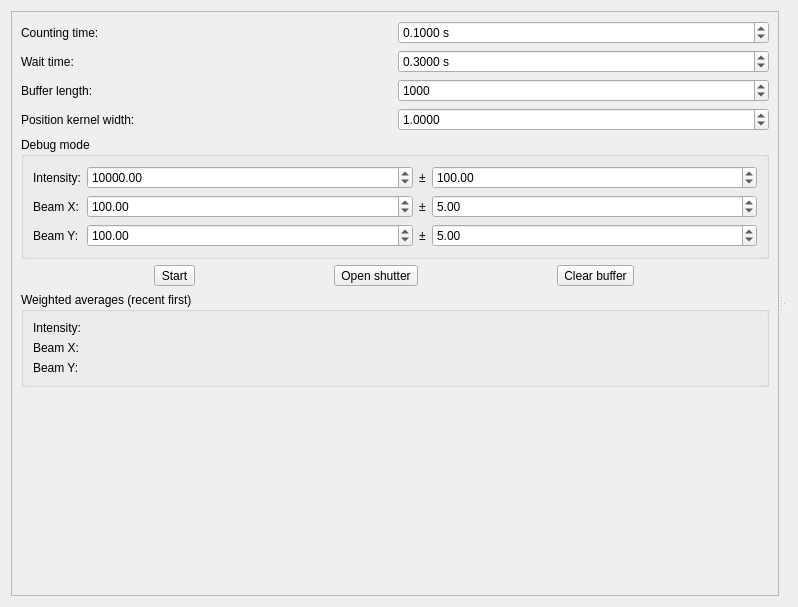
Qt form cct/qtgui2/measurement/monitor/monitor.ui (awacha/cct) before a commit.
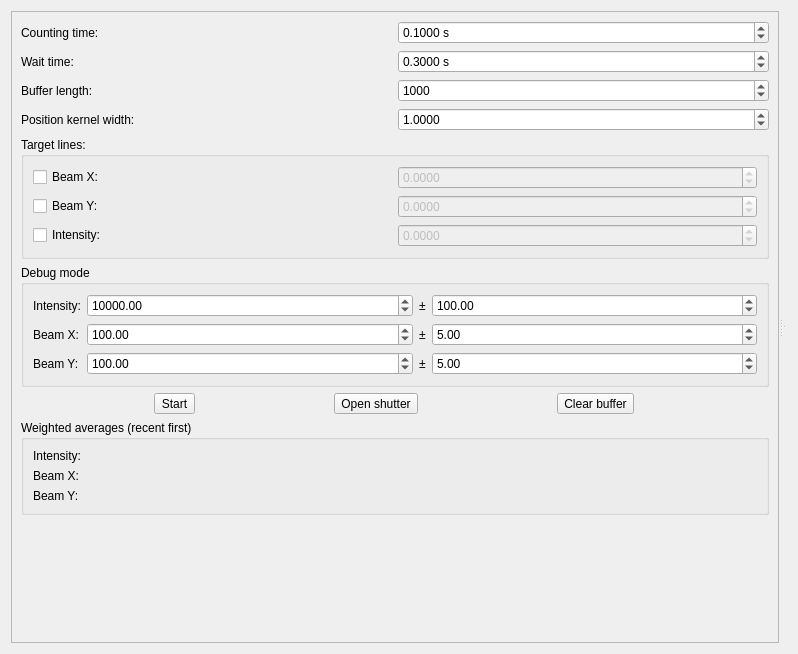
The same form after that commit. Icons and pictures are not drawn.

Commit message: Beam monitor improvements

Diff of the .ui file:
```diff
--- a/cct/qtgui2/measurement/monitor/monitor.ui
+++ b/cct/qtgui2/measurement/monitor/monitor.ui
@@ -7,7 +7,7 @@
     <x>0</x>
     <y>0</y>
     <width>798</width>
-    <height>607</height>
+    <height>654</height>
    </rect>
   </property>
   <property name="windowTitle">
@@ -31,69 +31,17 @@
        <enum>QFrame::Raised</enum>
       </property>
       <layout class="QGridLayout" name="gridLayout">
-       <item row="1" column="1">
-        <widget class="QDoubleSpinBox" name="waitTimeDoubleSpinBox">
-         <property name="suffix">
-          <string> s</string>
-         </property>
-         <property name="decimals">
-          <number>4</number>
-         </property>
-         <property name="maximum">
-          <double>99999.999899999995250</double>
-         </property>
-         <property name="singleStep">
-          <double>0.100000000000000</double>
-         </property>
-         <property name="value">
-          <double>0.300000000000000</double>
-         </property>
-        </widget>
-       </item>
-       <item row="3" column="0">
-        <widget class="QLabel" name="label_4">
-         <property name="text">
-          <string>Position kernel width:</string>
-         </property>
-        </widget>
-       </item>
-       <item row="1" column="0">
-        <widget class="QLabel" name="label_3">
-         <property name="text">
-          <string>Wait time:</string>
-         </property>
-        </widget>
-       </item>
-       <item row="0" column="1">
-        <widget class="QDoubleSpinBox" name="expTimeDoubleSpinBox">
-         <property name="suffix">
-          <string> s</string>
-         </property>
-         <property name="decimals">
-          <number>4</number>
-         </property>
-         <property name="minimum">
-          <double>0.000100000000000</double>
-         </property>
-         <property name="maximum">
-          <double>99999.999899999995250</double>
-         </property>
-         <property name="singleStep">
-          <double>0.100000000000000</double>
-         </property>
-         <property name="value">
-          <double>0.100000000000000</double>
-         </property>
-        </widget>
-       </item>
        <item row="2" column="0">
         <widget class="QLabel" name="label_2">
          <property name="text">
           <string>Buffer length:</string>
          </property>
+         <property name="buddy">
+          <cstring>bufferLengthSpinBox</cstring>
+         </property>
         </widget>
        </item>
-       <item row="7" column="0" colspan="2">
+       <item row="8" column="0" colspan="2">
         <spacer name="verticalSpacer">
          <property name="orientation">
           <enum>Qt::Vertical</enum>
@@ -106,7 +54,17 @@
          </property>
         </spacer>
        </item>
-       <item row="4" column="0" colspan="2">
+       <item row="1" column="0">
+        <widget class="QLabel" name="label_3">
+         <property name="text">
+          <string>Wait time:</string>
+         </property>
+         <property name="buddy">
+          <cstring>waitTimeDoubleSpinBox</cstring>
+         </property>
+        </widget>
+       </item>
+       <item row="5" column="0" colspan="2">
         <widget class="QGroupBox" name="debugModeGroupBox">
          <property name="title">
           <string>Debug mode</string>
@@ -178,6 +136,9 @@
             <property name="text">
              <string>Beam X:</string>
             </property>
+            <property name="buddy">
+             <cstring>debugBeamXMeanDoubleSpinBox</cstring>
+            </property>
            </widget>
           </item>
           <item row="1" column="0">
@@ -191,6 +152,9 @@
             <property name="text">
              <string>Intensity:</string>
             </property>
+            <property name="buddy">
+             <cstring>debugIntensityMeanDoubleSpinBox</cstring>
+            </property>
            </widget>
           </item>
           <item row="1" column="1">
@@ -246,6 +210,9 @@
             <property name="text">
              <string>Beam Y:</string>
             </property>
+            <property name="buddy">
+             <cstring>debugBeamYMeanDoubleSpinBox</cstring>
+            </property>
            </widget>
           </item>
           <item row="2" column="2">
@@ -265,7 +232,143 @@
          </layout>
         </widget>
        </item>
-       <item row="5" column="0" colspan="2">
+       <item row="1" column="1">
+        <widget class="QDoubleSpinBox" name="waitTimeDoubleSpinBox">
+         <property name="suffix">
+          <string> s</string>
+         </property>
+         <property name="decimals">
+          <number>4</number>
+         </property>
+         <property name="maximum">
+          <double>99999.999899999995250</double>
+         </property>
+         <property name="singleStep">
+          <double>0.100000000000000</double>
+         </property>
+         <property name="value">
+          <double>0.300000000000000</double>
+         </property>
+        </widget>
+       </item>
+       <item row="7" column="0" colspan="2">
+        <widget class="QGroupBox" name="groupBox_2">
+         <property name="title">
+          <string>Weighted averages (recent first)</string>
+         </property>
+         <layout class="QGridLayout" name="gridLayout_3">
+          <item row="1" column="0">
+           <widget class="QLabel" name="label_12">
+            <property name="sizePolicy">
+             <sizepolicy hsizetype="Maximum" vsizetype="Preferred">
+              <horstretch>0</horstretch>
+              <verstretch>0</verstretch>
+             </sizepolicy>
+            </property>
+            <property name="text">
+             <string>Beam X:</string>
+            </property>
+           </widget>
+          </item>
+          <item row="0" column="0">
+           <widget class="QLabel" name="label_11">
+            <property name="sizePolicy">
+             <sizepolicy hsizetype="Maximum" vsizetype="Preferred">
+              <horstretch>0</horstretch>
+              <verstretch>0</verstretch>
+             </sizepolicy>
+            </property>
+            <property name="text">
+             <string>Intensity:</string>
+            </property>
+           </widget>
+          </item>
+          <item row="2" column="0">
+           <widget class="QLabel" name="label_13">
+            <property name="sizePolicy">
+             <sizepolicy hsizetype="Maximum" vsizetype="Preferred">
+              <horstretch>0</horstretch>
+              <verstretch>0</verstretch>
+             </sizepolicy>
+            </property>
+            <property name="text">
+             <string>Beam Y:</string>
+            </property>
+           </widget>
+          </item>
+          <item row="0" column="1">
+           <widget class="QLabel" name="intensityAverageLabel">
+            <property name="text">
+             <string/>
+            </property>
+           </widget>
+          </item>
+          <item row="1" column="1">
+           <widget class="QLabel" name="beamXAverageLabel">
+            <property name="text">
+             <string/>
+            </property>
+           </widget>
+          </item>
+          <item row="2" column="1">
+           <widget class="QLabel" name="beamYAverageLabel">
+            <property name="text">
+             <string/>
+            </property>
+           </widget>
+          </item>
+         </layout>
+        </widget>
+       </item>
+       <item row="0" column="1">
+        <widget class="QDoubleSpinBox" name="expTimeDoubleSpinBox">
+         <property name="suffix">
+          <string> s</string>
+         </property>
+         <property name="decimals">
+          <number>4</number>
+         </property>
+         <property name="minimum">
+          <double>0.000100000000000</double>
+         </property>
+         <property name="maximum">
+          <double>99999.999899999995250</double>
+         </property>
+         <property name="singleStep">
+          <double>0.100000000000000</double>
+         </property>
+         <property name="value">
+          <double>0.100000000000000</double>
+         </property>
+        </widget>
+       </item>
+       <item row="2" column="1">
+        <widget class="QSpinBox" name="bufferLengthSpinBox">
+         <property name="keyboardTracking">
+          <bool>false</bool>
+         </property>
+         <property name="minimum">
+          <number>1</number>
+         </property>
+         <property name="maximum">
+          <number>99999999</number>
+         </property>
+         <property name="value">
+          <number>1000</number>
+         </property>
+        </widget>
+       </item>
+       <item row="3" column="0">
+        <widget class="QLabel" name="label_4">
+         <property name="text">
+          <string>Position kernel width:</string>
+         </property>
+         <property name="buddy">
+          <cstring>positionKDEWidthDoubleSpinBox</cstring>
+         </property>
+        </widget>
+       </item>
+       <item row="6" column="0" colspan="2">
         <layout class="QHBoxLayout" name="horizontalLayout_2">
          <item>
           <widget class="QToolButton" name="startStopToolButton">
@@ -332,29 +435,6 @@
          </item>
         </layout>
        </item>
-       <item row="0" column="0">
-        <widget class="QLabel" name="label">
-         <property name="text">
-          <string>Counting time:</string>
-         </property>
-        </widget>
-       </item>
-       <item row="2" column="1">
-        <widget class="QSpinBox" name="bufferLengthSpinBox">
-         <property name="keyboardTracking">
-          <bool>false</bool>
-         </property>
-         <property name="minimum">
-          <number>1</number>
-         </property>
-         <property name="maximum">
-          <number>99999999</number>
-         </property>
-         <property name="value">
-          <number>1000</number>
-         </property>
-        </widget>
-       </item>
        <item row="3" column="1">
         <widget class="QDoubleSpinBox" name="positionKDEWidthDoubleSpinBox">
          <property name="keyboardTracking">
@@ -374,69 +454,88 @@
          </property>
         </widget>
        </item>
-       <item row="6" column="0" colspan="2">
-        <widget class="QGroupBox" name="groupBox_2">
+       <item row="0" column="0">
+        <widget class="QLabel" name="label">
+         <property name="text">
+          <string>Counting time:</string>
+         </property>
+         <property name="buddy">
+          <cstring>expTimeDoubleSpinBox</cstring>
+         </property>
+        </widget>
+       </item>
+       <item row="4" column="0" colspan="2">
+        <widget class="QGroupBox" name="targetGroupBox">
          <property name="title">
-          <string>Weighted averages (recent first)</string>
+          <string>Target lines:</string>
          </property>
-         <layout class="QGridLayout" name="gridLayout_3">
-          <item row="1" column="0">
-           <widget class="QLabel" name="label_12">
-            <property name="sizePolicy">
-             <sizepolicy hsizetype="Maximum" vsizetype="Preferred">
-              <horstretch>0</horstretch>
-              <verstretch>0</verstretch>
-             </sizepolicy>
-            </property>
-            <property name="text">
-             <string>Beam X:</string>
-            </property>
-           </widget>
-          </item>
-          <item row="0" column="0">
-           <widget class="QLabel" name="label_11">
-            <property name="sizePolicy">
-             <sizepolicy hsizetype="Maximum" vsizetype="Preferred">
-              <horstretch>0</horstretch>
-              <verstretch>0</verstretch>
-             </sizepolicy>
-            </property>
-            <property name="text">
-             <string>Intensity:</string>
-            </property>
-           </widget>
-          </item>
+         <layout class="QGridLayout" name="gridLayout_4">
           <item row="2" column="0">
-           <widget class="QLabel" name="label_13">
-            <property name="sizePolicy">
-             <sizepolicy hsizetype="Maximum" vsizetype="Preferred">
-              <horstretch>0</horstretch>
-              <verstretch>0</verstretch>
-             </sizepolicy>
+           <widget class="QCheckBox" name="intensityTargetCheckBox">
+            <property name="text">
+             <string>Intensity:</string>
             </property>
+           </widget>
+          </item>
+          <item row="0" column="0">
+           <widget class="QCheckBox" name="beamXTargetCheckBox">
+            <property name="text">
+             <string>Beam X:</string>
+            </property>
+           </widget>
+          </item>
+          <item row="1" column="0">
+           <widget class="QCheckBox" name="beamYTargetCheckBox">
             <property name="text">
              <string>Beam Y:</string>
             </property>
            </widget>
           </item>
-          <item row="0" column="1">
-           <widget class="QLabel" name="intensityAverageLabel">
-            <property name="text">
-             <string/>
-            </property>
-           </widget>
-          </item>
-          <item row="1" column="1">
-           <widget class="QLabel" name="beamXAverageLabel">
-            <property name="text">
-             <string/>
-            </property>
-           </widget>
-          </item>
           <item row="2" column="1">
-           <widget class="QLabel" name="beamYAverageLabel">
-            <property name="text">
-             <string/>
+           <widget class="QDoubleSpinBox" name="intensityTargetDoubleSpinBox">
+            <property name="enabled">
+             <bool>false</bool>
+            </property>
+            <property name="decimals">
+             <number>4</number>
+            </property>
+            <property name="minimum">
+             <double>-9999999999999999455752309870428160.000000000000000</double>
+            </property>
+            <property name="maximum">
+             <double>9999999999999999455752309870428160.000000000000000</double>
+            </property>
+           </widget>
+          </item>
+          <item row="1" column="1">
+           <widget class="QDoubleSpinBox" name="beamYTargetDoubleSpinBox">
+            <property name="enabled">
+             <bool>false</bool>
+            </property>
+            <property name="decimals">
+             <number>4</number>
+            </property>
+            <property name="minimum">
+             <double>-9999999999999999455752309870428160.000000000000000</double>
+            </property>
+            <property name="maximum">
+             <double>9999999999999999455752309870428160.000000000000000</double>
+            </property>
+           </widget>
+          </item>
+          <item row="0" column="1">
+           <widget class="QDoubleSpinBox" name="beamXTargetDoubleSpinBox">
+            <property name="enabled">
+             <bool>false</bool>
+            </property>
+            <property name="decimals">
+             <number>4</number>
+            </property>
+            <property name="minimum">
+             <double>-9999999999999999455752309870428160.000000000000000</double>
+            </property>
+            <property name="maximum">
+             <double>9999999999999999455752309870428160.000000000000000</double>
             </property>
            </widget>
           </item>
```
Left out of the diff: 57 changed lines with no effect on the pictures. The commit also changes 1 other file.
